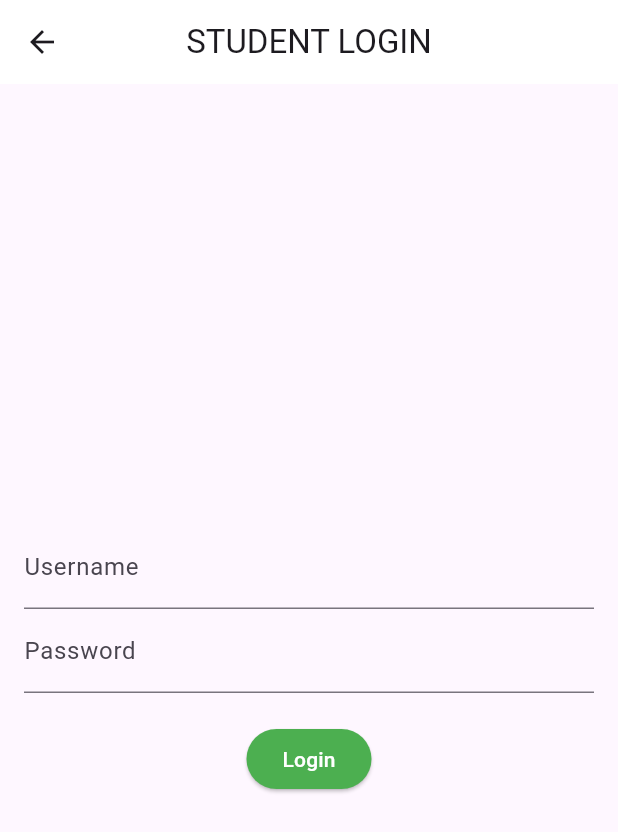
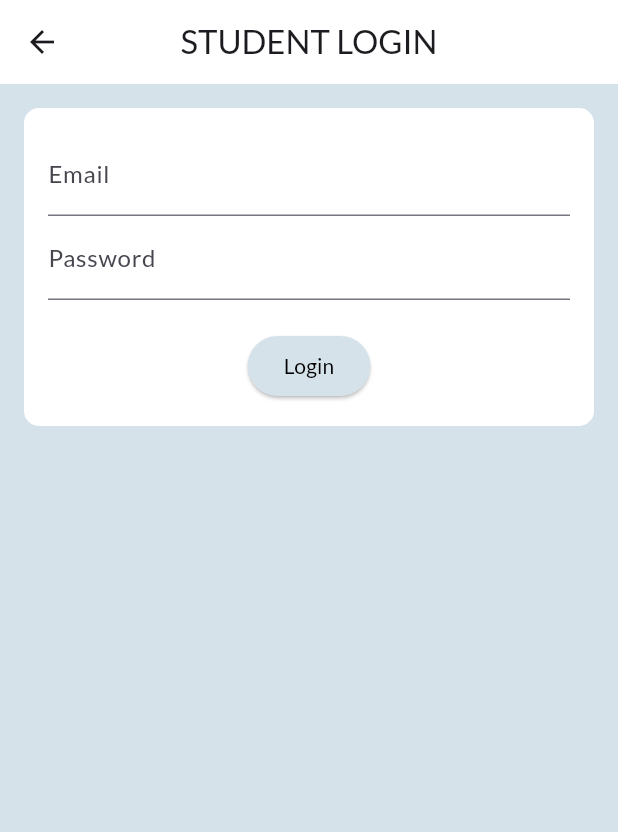
Before and after one commit to shreenithi23/NO_Proxy, a Flutter app: the screen it shows after launch, after a tap on "STUDENT", on a phone screen of 412 x 824 dp. Shown: the top 832 px of the screen. Run offline on Flutter 3.47's test engine with Material 3 defaults, Android fonts, the phone set to English and light mode, and no system bars; our stand-ins replace device_info_plus, google_fonts, qr_flutter, rive, supabase_flutter; missing offline and left inert: bcrypt, mobile_scanner; accounts and stored records are empty.

Commit message:
student, staff auth and ui done

```diff
--- a/lib/main.dart
+++ b/lib/main.dart
@@ -1,14 +1,11 @@
 import 'package:flutter/material.dart';
+import 'package:google_fonts/google_fonts.dart';
 import 'package:no_proxy/staff_dash.dart';
 import 'staffpage.dart';
 import 'studentpage.dart';
 import 'qr_generate.dart';
 import 'qr_scanner.dart';
 import 'package:supabase_flutter/supabase_flutter.dart';
-
-// void main() {
-//   runApp(MyApp());
-// }
 
 Future<void> main() async {
   await Supabase.initialize(
@@ -26,70 +23,129 @@ class MyApp extends StatelessWidget {
   Widget build(BuildContext context) {
 
     return MaterialApp(
-      title:'Navigation Sample',
-      theme:ThemeData(
+      title: 'Navigation Sample',
+      theme: ThemeData(
         primarySwatch: Colors.amber,
+        textTheme: GoogleFonts.latoTextTheme(
+          Theme.of(context).textTheme,
         ),
-      home:HomePage(),
-      routes:{
-        '/staff':(context) => StaffPage(),
-        '/student':(context) => StudentPage(),
-        '/staff_dash':(context) => DashboardPage(),
-        //'/qr_generate':(context) => QrGeneratePage(),
-        '/qr_scan':(context) => QrscannerPage(),
-        //'/qr_scan_result':(context) => ResultScreen(),
+      ),
+      home: HomePage(),
+      routes: {
+        '/staff': (context) => StaffPage(),
+        '/student': (context) => StudentPage(),
+        '/staff_dash': (context) => DashboardPage(),
+        //'/qr_generate': (context) => QrGeneratePage(),
+        '/qr_scan': (context) => QrscannerPage(),
+        //'/qr_scan_result': (context) => ResultScreen(),
       },
     );
   }
 }
 
-class HomePage extends StatelessWidget{
+class HomePage extends StatelessWidget {
   @override
-  Widget build(BuildContext context){
+  Widget build(BuildContext context) {
     return Scaffold(
 
-        appBar:AppBar(
-          title:Text('NO PROXY',
-          style: TextStyle(color:Colors.white),
+      resizeToAvoidBottomInset: false,
+      appBar: AppBar(
+        title: Text(
+          'NO PROXY',
+          style: TextStyle(color: Colors.white),
         ),
         backgroundColor: Color(0xFF101820),
         centerTitle: true,
-
       ),
-        body:Container(
-          color:Colors.yellow ,
-          child:Center(
-            child:Column(
+      body: Container(
+        decoration: BoxDecoration(
+          color:Color(0xffd6e2ea),
+          // gradient: LinearGradient(
+          //   colors: [Colors.blue.withOpacity(0.5), Colors.grey.withOpacity(0.2)],
+          //   begin: Alignment.topLeft,
+          //   end: Alignment.bottomRight,
+          // ),
+        ),
+        child: Center(
+          child: Column(
             mainAxisAlignment: MainAxisAlignment.center,
             children: <Widget>[
+              Card(
+                elevation: 5,
+                shape: RoundedRectangleBorder(
+                  borderRadius: BorderRadius.circular(15),
+                ),
+            child: SizedBox(
+                child: Padding(
+                  padding: const EdgeInsets.all(20.0),
+                  child: Column(
+                    children: [
+                      Image.asset('assets/teacher.png',
+                      width:100,
+                        height:100,
+                      ),
                       ElevatedButton(
-                  onPressed: (){
+                        onPressed: () {
                           Navigator.pushNamed(context, '/staff');
                         },
                         style: ElevatedButton.styleFrom(
-                    backgroundColor:Color(0xFF101820),
+                          minimumSize: Size(130,50),
+                          backgroundColor: Colors.blue.withOpacity(0.1),
+                          shape: RoundedRectangleBorder(
+                            borderRadius: BorderRadius.circular(15),
                           ),
-                  child:Text("STAFF",
-                    style:TextStyle(color:Colors.yellow,
-                    )
+                          shadowColor: Colors.black,
+                          elevation: 5,
+                        ),
+
+                        child: Text(
+                          "STAFF",
+                          style: TextStyle(
+                            color: Colors.white,
+                            fontSize: 18,
+                            fontWeight: FontWeight.bold,
                           ),
                         ),
-                SizedBox(height: 20),
-                ElevatedButton(onPressed: (){
+                      ),
+                      SizedBox(height: 25,
+                        width: 250,
+                      ),
+                      Image.asset('assets/student3.png',
+                        width:180,
+                        height:120,
+                      ),
+                      ElevatedButton(
+                        onPressed: () {
                           Navigator.pushNamed(context, '/student');
                         },
-                style:ElevatedButton.styleFrom(
-                  backgroundColor: Color(0xFF101820),
+                        style: ElevatedButton.styleFrom(
+                          minimumSize: Size(150,50),
+                          backgroundColor: Colors.blue.withOpacity(0.1),
+                          shape: RoundedRectangleBorder(
+                            borderRadius: BorderRadius.circular(15),
                           ),
-                child: Text("STUDENT",
-                style:TextStyle(color:Colors.yellow,
+                          shadowColor: Colors.black,
+                          elevation: 5,
+                        ),
+
+                        child: Text(
+                          "STUDENT",
+                          style: TextStyle(
+                            color: Colors.white,
+                            fontSize: 18,
+                            fontWeight: FontWeight.bold,
                           ),
                         ),
-                )
+                      ),
                     ],
-            )
-          )
-        )
+                  ),
+                ),
+            ),
+              ),
+            ],
+          ),
+        ),
+      ),
     );
   }
 }
--- a/lib/studentpage.dart
+++ b/lib/studentpage.dart
@@ -1,114 +1,214 @@
+import 'package:flutter/cupertino.dart';
 import 'package:flutter/material.dart';
+import 'package:flutter/services.dart';
+import 'package:rive/rive.dart';
 import 'qr_scanner.dart';
-//import 'package:no_proxy/qr_scanner.dart';
 
-// class StudentPage extends StatelessWidget{
-//   @override
-//   Widget build(BuildContext context){
-//     return Scaffold(
-//       appBar: AppBar(
-//         title: Text("STUDENT LOGIN"),
-//         backgroundColor: Colors.blueGrey,
-//         centerTitle: true,
-//       ),
-//       body: Container(
-//         padding: EdgeInsets.all(16.0),
-//         child:Form(
-//           //key:_formkey,
-//           child: Column(
-//             mainAxisAlignment: MainAxisAlignment.center,
-//             children: [],
-//           ),)
-//       ),
-//     );
-//   }
-// }
+import 'dart:async';
+import 'package:supabase_flutter/supabase_flutter.dart';
 
-class StudentPage extends StatefulWidget{
+class StudentPage extends StatefulWidget {
   @override
-  _studentpageState createState()=> _studentpageState();
+  _StudentPageState createState() => _StudentPageState();
 }
 
-class _studentpageState extends State<StudentPage>{
+class _StudentPageState extends State<StudentPage> {
+  var animationLink = 'assets/login.riv';
+  SMITrigger? trigFail, trigSuccess;
+  SMIBool? isChecking, isHandsUp;
+  SMINumber? numLook;
+  Artboard? artBoard;
+  StateMachineController? stateMachineController;
+
+  final _supabase = Supabase.instance.client;
+
+  @override
+  void initState() {
+    super.initState();
+    initArtboard();
+  }
+
+  initArtboard() async {
+    final data = await rootBundle.load(animationLink);
+    final file = RiveFile.import(data);
+    final art = file.mainArtboard;
+    stateMachineController =
+        StateMachineController.fromArtboard(art, "Login Machine");
+    if (stateMachineController != null) {
+      art.addController(stateMachineController!);
+      // Initialize the animation triggers and booleans
+      trigFail = stateMachineController!.findSMI("trigFail") as SMITrigger;
+      trigSuccess = stateMachineController!.findSMI("trigSuccess") as SMITrigger;
+      isChecking = stateMachineController!.findSMI("isChecking") as SMIBool;
+      isHandsUp = stateMachineController!.findSMI("isHandsUp") as SMIBool;
+      numLook = stateMachineController!.findSMI("numLook") as SMINumber;
+    }
+
+    setState(() {
+      artBoard = art;
+    });
+  }
+
+  resetState() {
+    isChecking?.change(false);
+    isHandsUp?.change(false);
+    numLook?.change(0);
+  }
+
+  checking() {
+    isChecking!.change(true);
+    isHandsUp!.change(false);
+    numLook!.change(0);
+  }
+
+  moveEyes(String value) {
+    try {
+      double numValue = double.parse(value);
+      numLook!.change(numValue);
+    } catch (e) {
+      numLook!.change(0); // Set to a default value if conversion fails
+    }
+  }
+
+  handsUp() {
+    isChecking!.change(false);
+    isHandsUp!.change(true);
+  }
+
   final TextEditingController _usernameController = TextEditingController();
   final TextEditingController _passwordController = TextEditingController();
-  final GlobalKey<FormState> _formKey=GlobalKey<FormState>();
+  final GlobalKey<FormState> _formKey = GlobalKey<FormState>();
 
-  void login(){
-    final String username=_usernameController.text;
+  void login() async {
+    final String username = _usernameController.text;
     final String password = _passwordController.text;
 
-    if(username=='nidh' && password=='nidh'){
+    resetState();
+
+    try {
+      final response = await _supabase
+          .from('students')
+          .select()
+          .eq('email', username)
+          .single();
+      print(response);
+
+      if (response != null) {
+        if (password == response['password']) {
+          //trigSuccess!.fire();
+          //trigSuccess = null;
+
           ScaffoldMessenger.of(context).showSnackBar(
             SnackBar(content: Text('Login Successful')),
           );
-      Navigator.pushReplacement(context, MaterialPageRoute(builder: (context)=> QrscannerPage()),
+
+          await Future.delayed(Duration(seconds: 3));
+          print("Navigating to QR Scanner Page"); // Debugging print
+          Navigator.pushReplacement(
+            context,
+            MaterialPageRoute(builder: (context) => QrscannerPage()),
+          );
+        } else {
+          ScaffoldMessenger.of(context).showSnackBar(
+            SnackBar(content: Text('Incorrect Password')),
           );
         }
-    else{
+      } else {
+        trigFail!.fire();
+        await Future.delayed(Duration(seconds: 1));
         ScaffoldMessenger.of(context).showSnackBar(
-        SnackBar(content: Text("Invalid username or password")),
+          SnackBar(content: Text('No user found with this email')),
+        );
+      }
+    } catch (error) {
+      ScaffoldMessenger.of(context).showSnackBar(
+        SnackBar(content: Text(error.toString())),
       );
     }
   }
 
-
-
   @override
-  Widget build(BuildContext context){
+  Widget build(BuildContext context) {
     return Scaffold(
+      resizeToAvoidBottomInset: false,
+      backgroundColor: const Color(0xffd6e2ea),
       appBar: AppBar(
-        title:Text("STUDENT LOGIN"),
+        title: Text("STUDENT LOGIN"),
         backgroundColor: Colors.white,
         centerTitle: true,
       ),
-      body:Container(
-        padding:EdgeInsets.all(16.0),
-        child:Form(
-          key:_formKey,
+      body: Container(
+        padding: EdgeInsets.all(16.0),
+        child: Form(
+          key: _formKey,
+          child: Container(
             child: Column(
-            mainAxisAlignment: MainAxisAlignment.center,
+              children: [
+                if (artBoard != null)
+                  SizedBox(
+                    width: 350,
+                    height: 300,
+                    child: Rive(
+                      artboard: artBoard!,
+                    ),
+                  ),
+                Container(
+                  padding: EdgeInsets.all(16.0),
+                  decoration: BoxDecoration(
+                    color: Colors.white,
+                    borderRadius: BorderRadius.circular(10),
+                  ),
+                  child: Column(
                     children: [
                       TextFormField(
+                        onTap: checking,
+                        onChanged: (value) => moveEyes(value),
                         controller: _usernameController,
-                decoration: InputDecoration(labelText: 'Username'),
-                validator: (value){
-                  if(value==null||value.isEmpty){
+                        decoration: InputDecoration(labelText: 'Email'),
+                        validator: (value) {
+                          if (value == null || value.isEmpty) {
                             return 'Please enter username';
                           }
                           return null;
                         },
                       ),
                       TextFormField(
+                        onTap: handsUp,
                         controller: _passwordController,
-                decoration: InputDecoration(labelText: "Password"),
+                        decoration: InputDecoration(
+                          labelText: "Password",
+                        ),
                         obscureText: true,
-                validator: (value){
-                  if(value==null||value.isEmpty){
+                        validator: (value) {
+                          if (value == null || value.isEmpty) {
                             return 'Please enter password';
                           }
                           return null;
                         },
                       ),
                       SizedBox(height: 20),
-              ElevatedButton(onPressed: (){
-                if(_formKey.currentState!.validate()){
+                      ElevatedButton(
+                        onPressed: () {
+                          if (_formKey.currentState!.validate()) {
                             login();
                           }
                         },
-                style:ElevatedButton.styleFrom(
-                  backgroundColor: Colors.green,
+                        style: ElevatedButton.styleFrom(
+                          backgroundColor: Color(0xffd6e2ea),
                         ),
                         child: Text(
                           'Login',
-                  style:TextStyle(color: Colors.white),
+                          style: TextStyle(color: Colors.black),
+                        ),
+                      ),
+                    ],
                   ),
                 ),
               ],
             ),
           ),
         ),
+      ),
     );
-
   }
 }
--- a/pubspec.yaml
+++ b/pubspec.yaml
@@ -16,6 +16,7 @@ dependencies:
   bcrypt: ^1.0.8
   crypto: ^3.0.0
   device_info_plus: ^8.1.0
+  google_fonts: ^5.0.0
 
   english_words: ^4.0.0
   provider: ^6.0.0
@@ -23,6 +24,7 @@ dependencies:
   qr_flutter: ^4.1.0
   mobile_scanner: ^5.1.1
   intl: ^0.18.0
+  rive: ^0.11.14
 
 dev_dependencies:
   flutter_test:
@@ -32,3 +34,5 @@ dev_dependencies:
 
 flutter:
   uses-material-design: true
+  assets:
+    [assets/student3.png, assets/teacher.png, assets/login.riv]
```
Also changed, not shown: assets/student.jpg (added), assets/student1.jpg (added), assets/student1.png (added), assets/student2.jpg (added), assets/student2.png (added), assets/student3.jpg (added), assets/student3.png (added), assets/teacher.png (added), pubspec.lock, 5 other files. Lines whose indentation alone changed are shown as unchanged.
